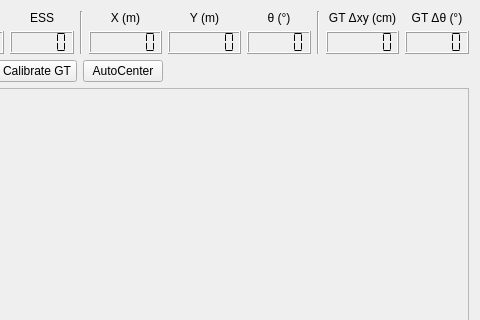
Above: ainf_slamo/src/mainUI.ui from pbustos/beta-robotica-class before the change; both pictures show x 450 to 930 and y 0 to 320 of the 930 by 600 pixel window. Below: the same form after it.
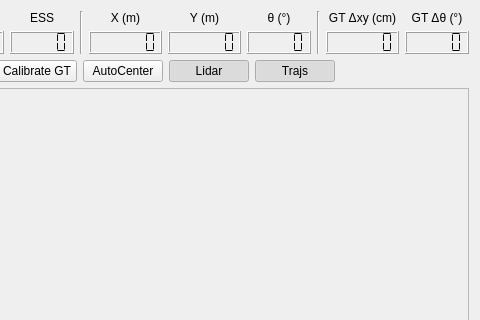
That is the form after the change.

Diff of the .ui file:
```diff
--- a/ainf_slamo/src/mainUI.ui
+++ b/ainf_slamo/src/mainUI.ui
@@ -291,6 +291,22 @@
           <property name="toolTip"><string>Auto-center view on robot position</string></property>
          </widget>
         </item>
+         <item>
+          <widget class="QPushButton" name="pushButton_showLidar">
+           <property name="text"><string>Lidar</string></property>
+           <property name="checkable"><bool>true</bool></property>
+           <property name="checked"><bool>true</bool></property>
+           <property name="toolTip"><string>Toggle LiDAR point cloud drawing</string></property>
+          </widget>
+         </item>
+         <item>
+          <widget class="QPushButton" name="pushButton_showTrajs">
+           <property name="text"><string>Trajs</string></property>
+           <property name="checkable"><bool>true</bool></property>
+           <property name="checked"><bool>true</bool></property>
+           <property name="toolTip"><string>Toggle MPPI trajectory drawing</string></property>
+          </widget>
+         </item>
        <item>
         <spacer name="horizontalSpacer_buttons">
          <property name="orientation"><enum>Qt::Horizontal</enum></property>
```
Lines whose indentation alone changed are shown as unchanged.
